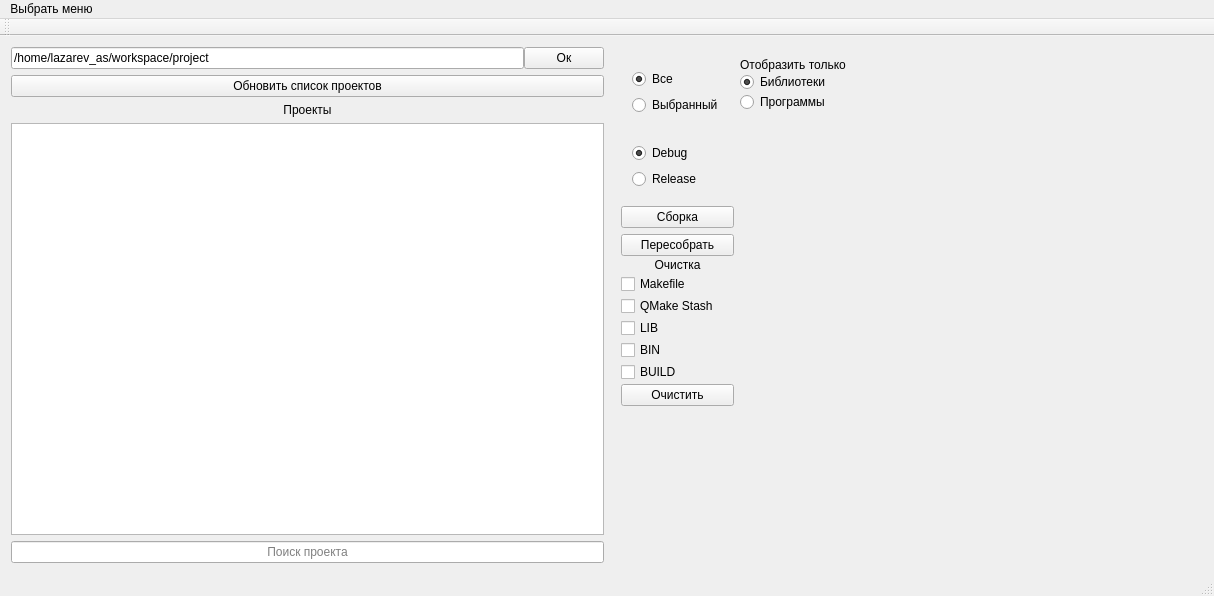
First picture: the form in src/gui/mainwindow.ui, repository VinTRiZz/ProjectUtility, before the edit.
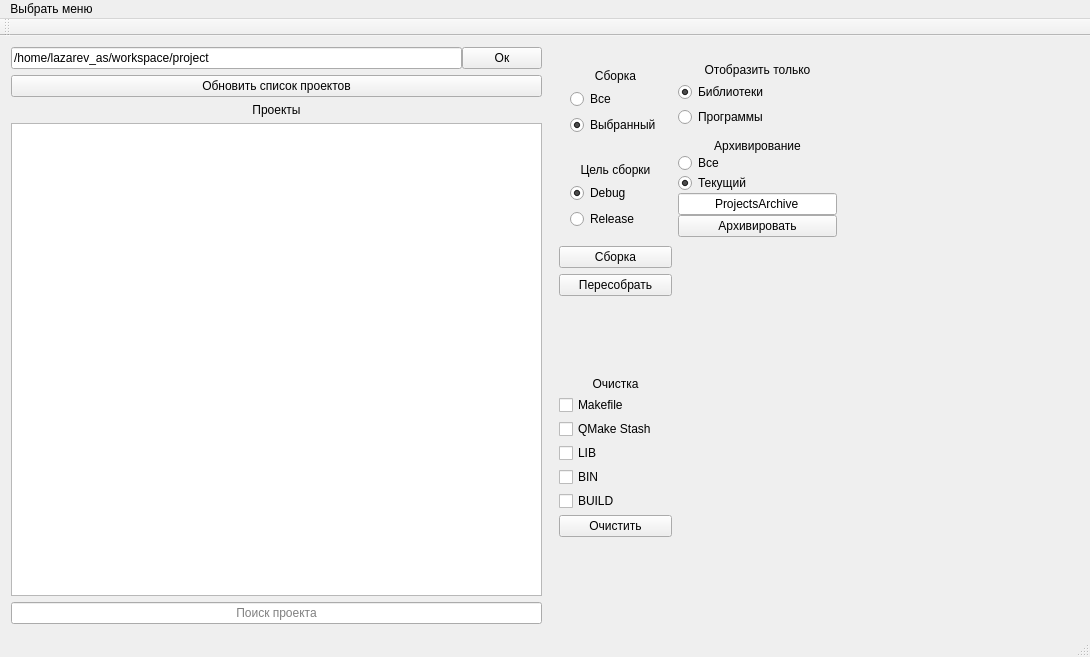
Second picture: the form after the edit.

Commit message: Test archive creating complete

Diff of the .ui file:
```diff
--- a/src/gui/mainwindow.ui
+++ b/src/gui/mainwindow.ui
@@ -6,8 +6,8 @@
    <rect>
     <x>0</x>
     <y>0</y>
-    <width>1214</width>
-    <height>596</height>
+    <width>1090</width>
+    <height>657</height>
    </rect>
   </property>
   <property name="cursor">
@@ -120,7 +120,7 @@
         <item row="0" column="0" rowspan="2">
          <layout class="QVBoxLayout" name="verticalLayout_3">
           <property name="spacing">
-           <number>2</number>
+           <number>4</number>
           </property>
           <property name="sizeConstraint">
            <enum>QLayout::SetDefaultConstraint</enum>
@@ -133,19 +133,35 @@
             <item>
              <widget class="QWidget" name="widget_2" native="true">
               <property name="sizePolicy">
-               <sizepolicy hsizetype="Preferred" vsizetype="Fixed">
+               <sizepolicy hsizetype="Preferred" vsizetype="Preferred">
                 <horstretch>0</horstretch>
                 <verstretch>0</verstretch>
                </sizepolicy>
               </property>
               <layout class="QVBoxLayout" name="verticalLayout_11">
+               <item>
+                <widget class="QLabel" name="label_7">
+                 <property name="sizePolicy">
+                  <sizepolicy hsizetype="Preferred" vsizetype="Fixed">
+                   <horstretch>0</horstretch>
+                   <verstretch>0</verstretch>
+                  </sizepolicy>
+                 </property>
+                 <property name="text">
+                  <string>Сборка</string>
+                 </property>
+                 <property name="alignment">
+                  <set>Qt::AlignCenter</set>
+                 </property>
+                </widget>
+               </item>
                <item>
                 <widget class="QRadioButton" name="buildAll_radioButton">
                  <property name="text">
                   <string>Все</string>
                  </property>
                  <property name="checked">
-                  <bool>true</bool>
+                  <bool>false</bool>
                  </property>
                 </widget>
                </item>
@@ -154,6 +170,9 @@
                  <property name="text">
                   <string>Выбранный</string>
                  </property>
+                 <property name="checked">
+                  <bool>true</bool>
+                 </property>
                 </widget>
                </item>
               </layout>
@@ -162,12 +181,28 @@
             <item>
              <widget class="QWidget" name="widget_3" native="true">
               <property name="sizePolicy">
-               <sizepolicy hsizetype="Preferred" vsizetype="Fixed">
+               <sizepolicy hsizetype="Preferred" vsizetype="Preferred">
                 <horstretch>0</horstretch>
                 <verstretch>0</verstretch>
                </sizepolicy>
               </property>
               <layout class="QVBoxLayout" name="verticalLayout_8">
+               <item>
+                <widget class="QLabel" name="label_8">
+                 <property name="sizePolicy">
+                  <sizepolicy hsizetype="Preferred" vsizetype="Fixed">
+                   <horstretch>0</horstretch>
+                   <verstretch>0</verstretch>
+                  </sizepolicy>
+                 </property>
+                 <property name="text">
+                  <string>Цель сборки</string>
+                 </property>
+                 <property name="alignment">
+                  <set>Qt::AlignCenter</set>
+                 </property>
+                </widget>
+               </item>
                <item>
                 <widget class="QRadioButton" name="debugTarget_radioButton">
                  <property name="text">
@@ -208,6 +243,19 @@
             </item>
            </layout>
           </item>
+          <item>
+           <spacer name="verticalSpacer_2">
+            <property name="orientation">
+             <enum>Qt::Vertical</enum>
+            </property>
+            <property name="sizeHint" stdset="0">
+             <size>
+              <width>20</width>
+              <height>40</height>
+             </size>
+            </property>
+           </spacer>
+          </item>
           <item>
            <widget class="QLabel" name="label_4">
             <property name="sizePolicy">
@@ -294,9 +342,11 @@
          </layout>
         </item>
         <item row="0" column="1">
+         <layout class="QVBoxLayout" name="verticalLayout_13">
+          <item>
          <widget class="QWidget" name="widget" native="true">
           <property name="sizePolicy">
-           <sizepolicy hsizetype="Fixed" vsizetype="Fixed">
+             <sizepolicy hsizetype="Preferred" vsizetype="Preferred">
             <horstretch>0</horstretch>
             <verstretch>0</verstretch>
            </sizepolicy>
@@ -353,6 +403,88 @@
           </layout>
          </widget>
         </item>
+          <item>
+           <widget class="QWidget" name="widget_4" native="true">
+            <property name="sizePolicy">
+             <sizepolicy hsizetype="Preferred" vsizetype="Preferred">
+              <horstretch>0</horstretch>
+              <verstretch>0</verstretch>
+             </sizepolicy>
+            </property>
+            <layout class="QVBoxLayout" name="verticalLayout_12">
+             <property name="spacing">
+              <number>0</number>
+             </property>
+             <property name="leftMargin">
+              <number>0</number>
+             </property>
+             <property name="topMargin">
+              <number>0</number>
+             </property>
+             <property name="rightMargin">
+              <number>0</number>
+             </property>
+             <property name="bottomMargin">
+              <number>0</number>
+             </property>
+             <item>
+              <widget class="QLabel" name="label_6">
+               <property name="sizePolicy">
+                <sizepolicy hsizetype="Preferred" vsizetype="Fixed">
+                 <horstretch>0</horstretch>
+                 <verstretch>0</verstretch>
+                </sizepolicy>
+               </property>
+               <property name="text">
+                <string>Архивирование</string>
+               </property>
+               <property name="alignment">
+                <set>Qt::AlignCenter</set>
+               </property>
+              </widget>
+             </item>
+             <item>
+              <widget class="QRadioButton" name="archiveAll_radioButton">
+               <property name="text">
+                <string>Все</string>
+               </property>
+              </widget>
+             </item>
+             <item>
+              <widget class="QRadioButton" name="archiveCurrent_radioButton">
+               <property name="text">
+                <string>Текущий</string>
+               </property>
+               <property name="checked">
+                <bool>true</bool>
+               </property>
+              </widget>
+             </item>
+             <item>
+              <widget class="QLineEdit" name="archivePath_lineEdit">
+               <property name="text">
+                <string>ProjectsArchive</string>
+               </property>
+               <property name="alignment">
+                <set>Qt::AlignCenter</set>
+               </property>
+               <property name="placeholderText">
+                <string>Путь для архива</string>
+               </property>
+              </widget>
+             </item>
+             <item>
+              <widget class="QPushButton" name="archive_pushButton">
+               <property name="text">
+                <string>Архивировать</string>
+               </property>
+              </widget>
+             </item>
+            </layout>
+           </widget>
+          </item>
+         </layout>
+        </item>
         <item row="0" column="2">
          <spacer name="horizontalSpacer_4">
           <property name="orientation">
@@ -538,7 +670,7 @@
     <rect>
      <x>0</x>
      <y>0</y>
-     <width>1214</width>
+     <width>1090</width>
      <height>23</height>
     </rect>
    </property>
```
Lines whose indentation alone changed are shown as unchanged. The commit also changes 18 other files.
